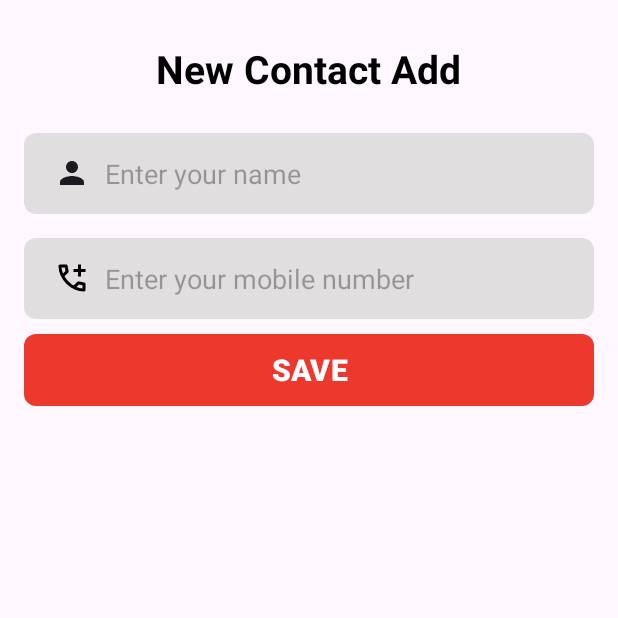
After one commit to princesourov/ClassHomeWork, an Android app: the DataAdd screen opened directly, with no data from a screen before it, on a phone screen of 412 x 824 dp, the top half of it. The commit adds this screen. Run offline under Robolectric (Android 15) with nearby library versions, the phone set to English and light mode, and no system bars; our stand-ins replace Room's generated code; Roboto replaces fonts that are not available here.

Commit message:
contact list

```diff
--- a/app/build.gradle.kts
+++ b/app/build.gradle.kts
@@ -1,6 +1,7 @@
 plugins {
     alias(libs.plugins.android.application)
     alias(libs.plugins.kotlin.android)
+    kotlin("kapt")
 }
 
 android {
@@ -55,4 +56,8 @@ dependencies {
 
     //coil
     implementation(libs.coil)
+
+    //room
+    implementation(libs.room.runtime)
+    kapt(libs.room.compiler)
 }
--- a/app/src/main/AndroidManifest.xml
+++ b/app/src/main/AndroidManifest.xml
@@ -13,6 +13,9 @@
         android:roundIcon="@mipmap/ic_launcher_round"
         android:supportsRtl="true"
         android:theme="@style/Theme.IAmRich">
+        <activity
+            android:name=".DataAdd"
+            android:exported="false" />
         <activity
             android:name=".ContactView"
             android:exported="false" />
--- /dev/null
+++ b/app/src/main/java/com/sourov/iamrich/DataAdd.kt
@@ -0,0 +1,39 @@
+package com.sourov.iamrich
+
+import android.os.Bundle
+import android.widget.Toast
+import androidx.appcompat.app.AppCompatActivity
+import androidx.room.Room
+import com.sourov.iamrich.databinding.ActivityDataAddBinding
+
+class DataAdd : AppCompatActivity() {
+    lateinit var binding: ActivityDataAddBinding
+    override fun onCreate(savedInstanceState: Bundle?) {
+        super.onCreate(savedInstanceState)
+        binding=ActivityDataAddBinding.inflate(layoutInflater)
+        setContentView(binding.root)
+
+        val db = Room.databaseBuilder(
+            applicationContext,
+            userDataBase::class.java,
+            "User_DB"
+        ).allowMainThreadQueries().build()
+
+        val dao = db.getUserDao()
+
+
+        binding.savebtn.setOnClickListener {
+            val contactname =binding.Etname.text.toString().trim()
+            val number =binding.Etnumbr.text.toString().trim()
+            if (contactname.isEmpty() || number.isEmpty()){
+                Toast.makeText(this,"Enter name & Number ", Toast.LENGTH_SHORT).show()
+                return@setOnClickListener
+            }
+            val contact = user(0,contactname,number,"https://randomuser.me/api/portraits/women/1.jpg")
+            dao.addUser(contact)
+            Toast.makeText(this, "Contact Saved ", Toast.LENGTH_SHORT).show()
+            finish()
+        }
+
+    }
+}
--- /dev/null
+++ b/app/src/main/java/com/sourov/iamrich/userDataBase.kt
@@ -0,0 +1,11 @@
+package com.sourov.iamrich
+
+import androidx.room.Database
+import androidx.room.RoomDatabase
+
+@Database (entities = [user::class], version = 1)
+abstract class userDataBase : RoomDatabase() {
+
+    abstract fun getUserDao(): UserDao
+
+}
--- /dev/null
+++ b/app/src/main/res/drawable/outline_add_24.xml
@@ -0,0 +1,5 @@
+<vector xmlns:android="http://schemas.android.com/apk/res/android" android:height="24dp" android:tint="#000000" android:viewportHeight="960" android:viewportWidth="960" android:width="24dp">
+
+    <path android:fillColor="@android:color/white" android:pathData="M440,520L200,520L200,440L440,440L440,200L520,200L520,440L760,440L760,520L520,520L520,760L440,760L440,520Z"/>
+
+</vector>
--- /dev/null
+++ b/app/src/main/res/drawable/outline_add_call_24.xml
@@ -0,0 +1,5 @@
+<vector xmlns:android="http://schemas.android.com/apk/res/android" android:height="24dp" android:tint="#000000" android:viewportHeight="960" android:viewportWidth="960" android:width="24dp">
+
+    <path android:fillColor="@android:color/white" android:pathData="M640,440L640,320L520,320L520,240L640,240L640,120L720,120L720,240L840,240L840,320L720,320L720,440L640,440ZM798,840Q673,840 551,785.5Q429,731 329,631Q229,531 174.5,409Q120,287 120,162Q120,144 132,132Q144,120 162,120L324,120Q338,120 349,129.5Q360,139 362,152L388,292Q390,308 387,319Q384,330 376,338L279,436Q299,473 326.5,507.5Q354,542 387,574Q418,605 452,631.5Q486,658 524,680L618,586Q627,577 641.5,572.5Q656,568 670,570L808,598Q822,602 831,612.5Q840,623 840,636L840,798Q840,816 828,828Q816,840 798,840ZM241,360L307,294Q307,294 307,294Q307,294 307,294L290,200Q290,200 290,200Q290,200 290,200L201,200Q201,200 201,200Q201,200 201,200Q206,241 215,281Q224,321 241,360ZM599,718Q638,735 678.5,745Q719,755 760,758Q760,758 760,758Q760,758 760,758L760,670Q760,670 760,670Q760,670 760,670L666,651Q666,651 666,651Q666,651 666,651L599,718ZM241,360Q241,360 241,360Q241,360 241,360Q241,360 241,360Q241,360 241,360L241,360Q241,360 241,360Q241,360 241,360L241,360Q241,360 241,360Q241,360 241,360ZM599,718L599,718Q599,718 599,718Q599,718 599,718L599,718Q599,718 599,718Q599,718 599,718L599,718Q599,718 599,718Q599,718 599,718Q599,718 599,718Q599,718 599,718Z"/>
+
+</vector>
--- /dev/null
+++ b/app/src/main/res/layout/activity_data_add.xml
@@ -0,0 +1,74 @@
+<?xml version="1.0" encoding="utf-8"?>
+<ScrollView xmlns:android="http://schemas.android.com/apk/res/android"
+    xmlns:app="http://schemas.android.com/apk/res-auto"
+    xmlns:tools="http://schemas.android.com/tools"
+    android:id="@+id/main"
+    android:layout_width="match_parent"
+    android:layout_height="wrap_content"
+    android:layout_gravity="center"
+    android:orientation="vertical"
+    tools:context=".DataAdd">
+
+    <LinearLayout
+        android:layout_width="match_parent"
+        android:layout_height="wrap_content"
+        android:gravity="center"
+        android:layout_margin="16dp"
+        android:orientation="vertical">
+
+        <TextView
+            android:layout_width="wrap_content"
+            android:layout_height="wrap_content"
+            android:text="New Contact Add"
+            android:textColor="@color/black"
+            android:layout_marginTop="12dp"
+            android:textSize="26sp"
+            android:textStyle="bold"/>
+        <EditText
+            android:id="@+id/Etname"
+            android:layout_width="match_parent"
+            android:layout_height="54dp"
+            android:layout_marginTop="25dp"
+            android:drawableStart="@drawable/ic_baseline_person_24"
+            android:drawablePadding="10dp"
+            android:ems="10"
+            android:hint="Enter your name"
+            android:inputType="textAutoComplete"
+            android:paddingStart="20dp"
+            android:paddingTop="10dp"
+            android:paddingEnd="10dp"
+            android:paddingBottom="10dp"
+            android:text=""
+            android:textColor="@color/black"
+            android:background="@drawable/background_input"/>
+        <EditText
+            android:id="@+id/Etnumbr"
+            android:layout_width="match_parent"
+            android:layout_height="54dp"
+            android:layout_marginTop="16dp"
+            android:drawableStart="@drawable/outline_add_call_24"
+            android:drawablePadding="10dp"
+            android:ems="10"
+            android:hint="Enter your mobile number"
+            android:inputType="numberDecimal"
+            android:paddingStart="20dp"
+            android:paddingTop="10dp"
+            android:paddingEnd="10dp"
+            android:paddingBottom="10dp"
+            android:text=""
+            android:textColor="@color/black"
+            android:background="@drawable/background_input"/>
+
+        <com.google.android.material.button.MaterialButton
+            android:id="@+id/savebtn"
+            android:layout_width="match_parent"
+            android:layout_height="wrap_content"
+            android:layout_marginTop="10dp"
+            android:background="@drawable/btnbackground_input"
+            app:backgroundTint="#ED382E"
+            android:textAllCaps="true"
+            android:textStyle="bold"
+            android:textSize="20sp"
+            android:text="Save" />
+    </LinearLayout>
+</ScrollView>
--- a/gradle/libs.versions.toml
+++ b/gradle/libs.versions.toml
@@ -12,6 +12,7 @@ constraintlayout = "2.2.1"
 viewpager2 = "1.1.0"
 recyclerview = "1.4.0"
 coil = "2.7.0"
+sqlroom_version = "2.8.3"
 
 [libraries]
 androidx-core-ktx = { group = "androidx.core", name = "core-ktx", version.ref = "coreKtx" }
@@ -25,6 +26,9 @@ androidx-constraintlayout = { group = "androidx.constraintlayout", name = "const
 androidx-viewpager2 = { group = "androidx.viewpager2", name = "viewpager2", version.ref = "viewpager2" }
 androidx-recyclerview = { group = "androidx.recyclerview", name = "recyclerview", version.ref = "recyclerview" }
 coil = { group = "io.coil-kt", name = "coil", version.ref = "coil" }
+room-runtime = { group = "androidx.room", name = "room-runtime", version.ref = "sqlroom_version" }
+room-compiler = { group = "androidx.room", name = "room-compiler", version.ref = "sqlroom_version" }
+
 
 [plugins]
 android-application = { id = "com.android.application", version.ref = "agp" }
```
Also changed, not shown: app/src/main/java/com/sourov/iamrich/HomeHork22.kt (+8 -49 lines), app/src/main/java/com/sourov/iamrich/UserDao.kt (added, +11 -0 lines), app/src/main/java/com/sourov/iamrich/user.kt (+7 -0 lines), app/src/main/res/layout/activity_home_hork22.xml (+12 -0 lines).
